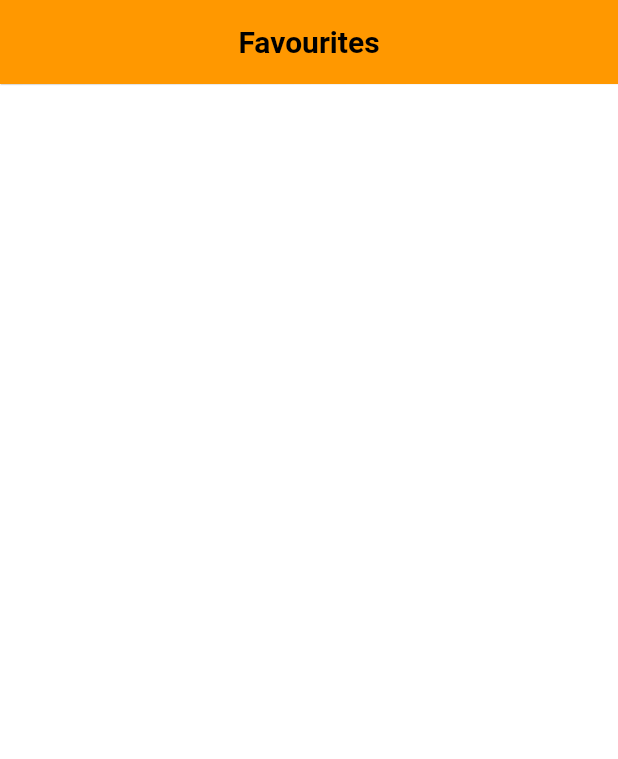
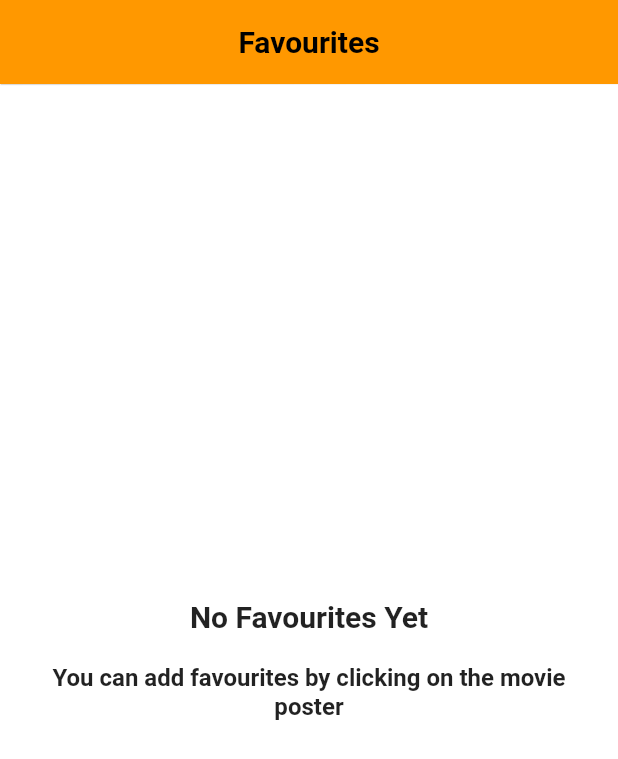
Before and after one commit to bgrlk/flutter-movies-app, a Flutter app: the FavouritesScreen screen opened directly, on a phone screen of 412 x 824 dp. Shown: the top 759 px of the screen. Run offline on Flutter 3.47's test engine with Material 2 defaults, Android fonts, the phone set to English and light mode, and no system bars; our stand-ins replace shared_preferences; missing offline and left inert: dart:ffi; accounts and stored records are empty; network calls fail; Roboto replaces fonts that are missing (Arvo).

Commit message:
updated favourites screen

```diff
--- a/lib/screens/favourites-screen.dart
+++ b/lib/screens/favourites-screen.dart
@@ -49,8 +49,35 @@ class FavouritesScreenState extends State<FavouritesScreen> {
       body: Padding(
         padding: const EdgeInsets.all(16.0),
         child: Column(
-          crossAxisAlignment: CrossAxisAlignment.start,
-          children: <Widget>[
+          crossAxisAlignment: CrossAxisAlignment.center,
+          mainAxisAlignment: MainAxisAlignment.center,
+          children: [
+            if (favs != null && favs.length == 0) ...[
+              Column(
+                crossAxisAlignment: CrossAxisAlignment.center,
+                mainAxisAlignment: MainAxisAlignment.center,
+                children: [
+                  Text(
+                    'No Favourites Yet',
+                    style: TextStyle(
+                      fontFamily: 'Arvo',
+                      fontSize: 20,
+                      fontWeight: FontWeight.bold,
+                    ),
+                  ),
+                  SizedBox(height: 20),
+                  Text(
+                    'You can add favourites by clicking on the movie poster',
+                    textAlign: TextAlign.center,
+                    style: TextStyle(
+                      fontFamily: 'Arvo',
+                      fontSize: 16,
+                      fontWeight: FontWeight.bold,
+                    ),
+                  ),
+                ],
+              )
+            ] else ...<Widget>[
               Expanded(
                 child: ListView.builder(
                     itemCount: favs == null ? 0 : favs.length,
@@ -64,6 +91,7 @@ class FavouritesScreenState extends State<FavouritesScreen> {
                       );
                     }),
               )
+            ]
           ],
         ),
       ),
```
Lines whose indentation alone changed are shown as unchanged.
